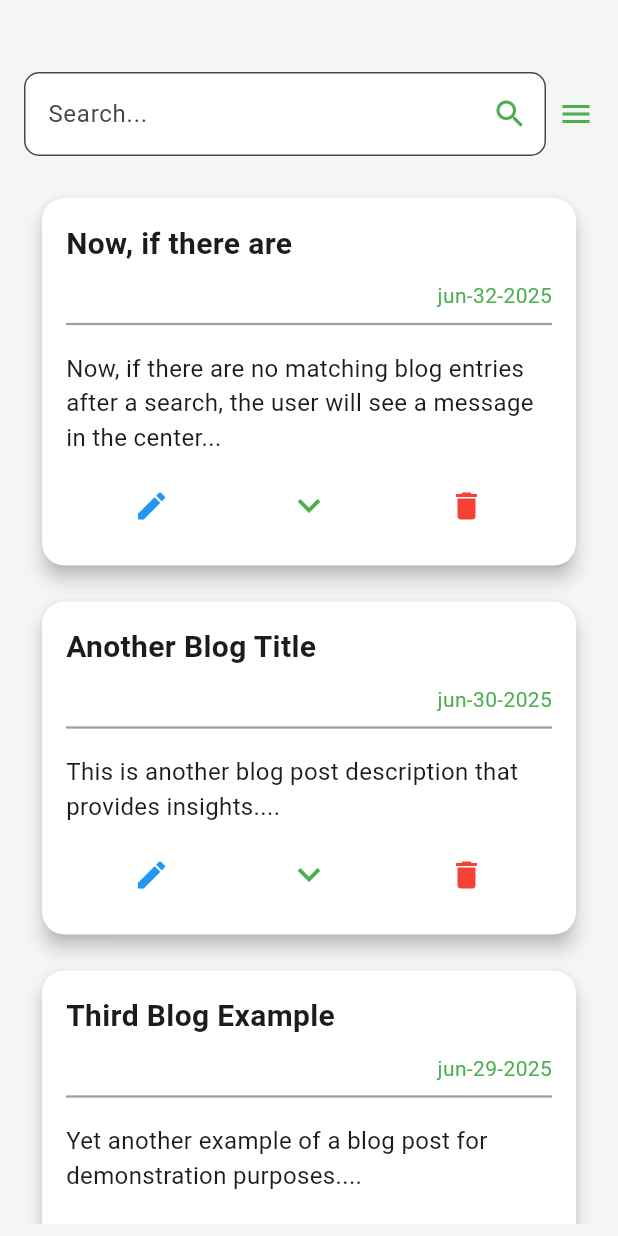
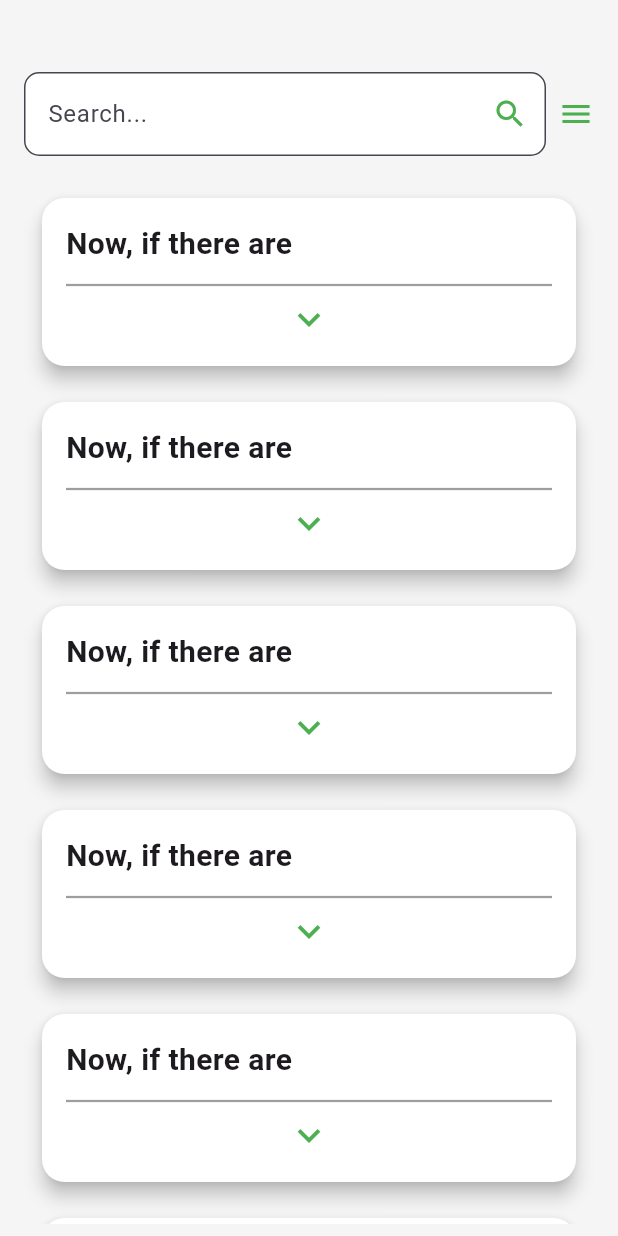
Before and after one commit to eyoaab/abissinia_software_project, a Flutter app: the screen it shows after launch, on a phone screen of 412 x 824 dp. Run offline on Flutter 3.47's test engine with Material 3 defaults, Android fonts, the phone set to English and light mode, and no system bars; our stand-ins replace device_preview.

Commit message:
added the page for faqs

```diff
--- a/abissinia_mobile_project/lib/features/faq/faq-entity.dart
+++ b/abissinia_mobile_project/lib/features/faq/faq-entity.dart
@@ -1,5 +1,5 @@
 class FaqEntity {
-  final String id;
+  final int id;
   final String question;
   final String answer;
 
@@ -11,7 +11,7 @@ class FaqEntity {
 
   factory FaqEntity.fromJson(Map<String, dynamic> json) {
     return FaqEntity(
-      id: json['id'] as String,
+      id: json['id'] as int,
       question: json['question'] as String,
       answer: json['answer'] as String,
     );
--- /dev/null
+++ b/abissinia_mobile_project/lib/features/faq/faq-page.dart
@@ -0,0 +1,99 @@
+import 'package:abissinia_mobile_project/core/store.dart';
+import 'package:abissinia_mobile_project/features/faq/faq-entity.dart';
+import 'package:abissinia_mobile_project/features/faq/widgets.dart';
+import 'package:flutter/material.dart';
+
+class FaqPage extends StatefulWidget {
+  const FaqPage({Key? key}) : super(key: key);
+
+  @override
+  _FaqPageState createState() => _FaqPageState();
+}
+
+class _FaqPageState extends State<FaqPage> {
+  final List<FaqEntity> dammyFaq = [
+    FaqEntity(id: 1, question: 'Now, if there are', answer: 'Now, if there are no matching faq entries after a search, the user will see a message in the center of the screen indicating that no faqs were found. This enhances the user experience by providing clear feedback.'),
+    FaqEntity(id: 1, question: 'Now, if there are', answer: 'Now, if there are no matching faq entries after a search, the user will see a message in the center of the screen indicating that no faqs were found. This enhances the user experience by providing clear feedback.'),
+    FaqEntity(id: 1, question: 'Now, if there are', answer: 'Now, if there are no matching faq entries after a search, the user will see a message in the center of the screen indicating that no faqs were found. This enhances the user experience by providing clear feedback.'),
+    FaqEntity(id: 1, question: 'Now, if there are', answer: 'Now, if there are no matching faq entries after a search, the user will see a message in the center of the screen indicating that no faqs were found. This enhances the user experience by providing clear feedback.'),
+    FaqEntity(id: 1, question: 'Now, if there are', answer: 'Now, if there are no matching faq entries after a search, the user will see a message in the center of the screen indicating that no faqs were found. This enhances the user experience by providing clear feedback.'),
+    FaqEntity(id: 1, question: 'Now, if there are', answer: 'Now, if there are no matching faq entries after a search, the user will see a message in the center of the screen indicating that no faqs were found. This enhances the user experience by providing clear feedback.'),
+
+  ];
+
+  List<FaqEntity> filteredfaq = [];
+  String searchQuery = '';
+
+  @override
+  void initState() {
+    super.initState();
+    filteredfaq = dammyFaq;
+  }
+
+  void _filterfaqs(String query) {
+    if (query.isEmpty) {
+      setState(() {
+        filteredfaq = dammyFaq;
+      });
+    } else {
+      setState(() {
+        filteredfaq = dammyFaq.where((faq) {
+          return faq.question.toLowerCase().contains(query.toLowerCase());
+        }).toList();
+      });
+    }
+  }
+
+  @override
+  Widget build(BuildContext context) {
+    return SafeArea(
+      child: Scaffold(
+        appBar: AppBar(
+          toolbarHeight: 40.0
+
+        ),
+        body: Padding(
+          padding: const EdgeInsets.symmetric(horizontal: 16.0, vertical: 8.0),
+          child: Column(
+            children: [
+              Row(
+              children: [
+                Expanded(
+                  child: TextField(
+                    decoration: commonSerchDecoration,
+                    onChanged: (value) {
+                      searchQuery = value;
+                      _filterfaqs(searchQuery);
+                    },
+                  ),
+                ),
+                const SizedBox(width: 8),
+                const Icon(
+                  Icons.menu,
+                  color: Colors.green,
+                ),
+              ],
+            ),
+              const SizedBox(height: 16),
+              filteredfaq.isEmpty
+                  ? const Center(
+                      child: Text(
+                        'No Faqs found',
+                        style: TextStyle(color: Colors.grey, fontSize: 20),
+                      ),
+                    )
+                  : Expanded(
+                      child: ListView.builder(
+                        itemCount: filteredfaq.length,
+                        itemBuilder: (context, index) {
+                          return FaqCard(faq: filteredfaq[index],isAdmin: false,);
+                        },
+                      ),
+                    ),
+            ],
+          ),
+        ),
+      ),
+    );
+  }
+}
--- /dev/null
+++ b/abissinia_mobile_project/lib/features/faq/widgets.dart
@@ -0,0 +1,123 @@
+import 'package:abissinia_mobile_project/features/faq/faq-entity.dart';
+import 'package:flutter/material.dart';
+
+class FaqCard extends StatefulWidget {
+  final FaqEntity faq;
+  final bool isAdmin;
+
+  const FaqCard({Key? key, required this.faq, required this.isAdmin}) : super(key: key);
+
+  @override
+  _FaqCardState createState() => _FaqCardState();
+}
+
+class _FaqCardState extends State<FaqCard> with SingleTickerProviderStateMixin {
+  bool isExpanded = false;
+  late AnimationController _controller;
+
+  @override
+  void initState() {
+    super.initState();
+    _controller = AnimationController(
+      duration: const Duration(milliseconds: 300),
+      vsync: this,
+    );
+  }
+
+  @override
+  void dispose() {
+    _controller.dispose();
+    super.dispose();
+  }
+
+  void _toggleExpansion() {
+    setState(() {
+      isExpanded = !isExpanded;
+      isExpanded ? _controller.forward() : _controller.reverse();
+    });
+  }
+
+  Widget _buildHeader() {
+    return Text(
+      widget.faq.question,
+      style: const TextStyle(fontSize: 20, fontWeight: FontWeight.bold),
+    );
+  }
+
+  Widget _buildAnswer() {
+    return AnimatedBuilder(
+      animation: _controller,
+      builder: (context, child) {
+        return ConstrainedBox(
+          constraints: BoxConstraints(
+            maxHeight: isExpanded ? _controller.value * 200 : 0,
+          ),
+          child: Container(
+            padding: const EdgeInsets.symmetric(vertical: 10),
+            child: isExpanded ? Text(
+              widget.faq.answer,
+              style: const TextStyle(fontSize: 16),
+              maxLines: isExpanded ? null : 0,
+              overflow: TextOverflow.fade,
+            ): const Text(''),
+          ),
+        );
+      },
+    );
+  }
+
+  Widget _buildActionButtons() {
+    return Row(
+      mainAxisAlignment: MainAxisAlignment.spaceAround,
+      children: [
+        if (widget.isAdmin)
+          IconButton(
+            icon: const Icon(Icons.edit, color: Colors.blue),
+            onPressed: () {
+            },
+          ),
+        GestureDetector(
+          onTap: _toggleExpansion,
+          child: Icon(
+            isExpanded ? Icons.expand_less : Icons.expand_more,
+            color: Colors.green,
+            size: 30,
+          ),
+        ),
+        if (widget.isAdmin)
+          IconButton(
+            icon: const Icon(Icons.delete, color: Colors.red),
+            onPressed: () {
+            },
+          ),
+      ],
+    );
+  }
+
+  @override
+  Widget build(BuildContext context) {
+    return Padding(
+      padding: const EdgeInsets.all(8.0),
+      child: Card(
+        elevation: 5,
+        shape: RoundedRectangleBorder(
+          borderRadius: BorderRadius.circular(15),
+        ),
+        color: Colors.white,
+        child: Padding(
+          padding: const EdgeInsets.all(16.0),
+          child: Column(
+            crossAxisAlignment: CrossAxisAlignment.start,
+            children: [
+              _buildHeader(),
+              const SizedBox(height: 5),
+              const Divider(thickness: 1.5, color: Colors.grey),
+              _buildAnswer(),
+              _buildActionButtons(),
+            ],
+          ),
+        ),
+      ),
+    );
+  }
+}
--- a/abissinia_mobile_project/lib/main.dart
+++ b/abissinia_mobile_project/lib/main.dart
@@ -1,5 +1,6 @@
 import 'package:abissinia_mobile_project/features/blog/blogpage.dart';
 import 'package:abissinia_mobile_project/features/blog/widgets.dart';
+import 'package:abissinia_mobile_project/features/faq/faq-page.dart';
 import 'package:device_preview/device_preview.dart';
 import 'package:flutter/material.dart';
 
@@ -35,7 +36,7 @@ class MyApp extends StatelessWidget {
         // Setting default text styles
 
       ),
-      home:  const Blogpage()
+      home:  const FaqPage()
     );
   }
 }
```
Also changed, not shown: abissinia_mobile_project/lib/features/testimoney/testimony-page.dart (added), abissinia_mobile_project/lib/features/testimoney/widget.dart (added).
